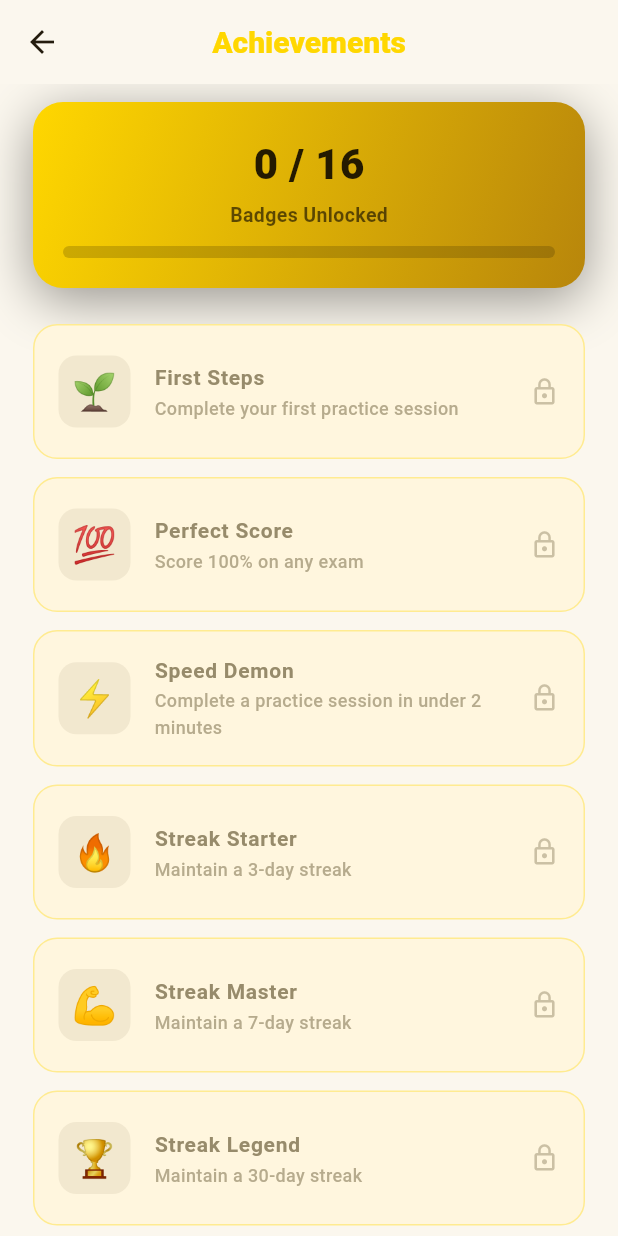
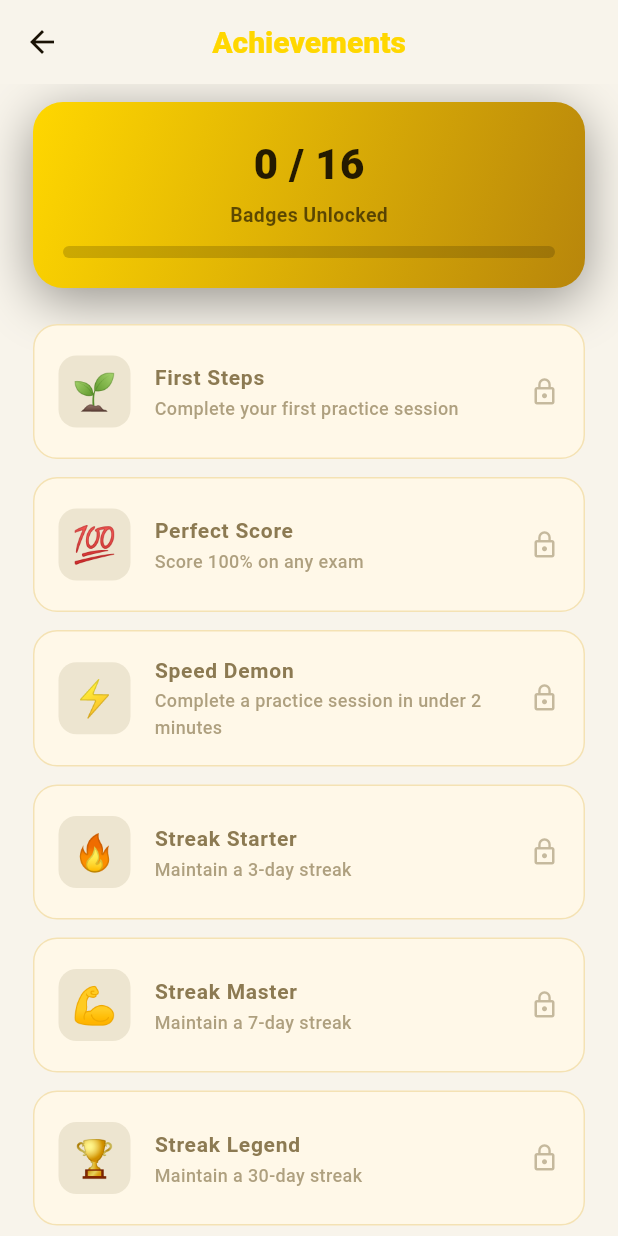
Before and after one commit to Cyberboyone/fulafiacbt, a Flutter app: the BadgesScreen screen opened by its route, on a phone screen of 412 x 824 dp. Run offline on Flutter 3.47's test engine with Material 3 defaults, Android fonts, the phone set to English and light mode, and no system bars; our stand-ins replace audioplayers, connectivity_plus, firebase_analytics, firebase_core, google_mobile_ads, hive_flutter and 3 more; accounts and stored records are empty; Roboto replaces fonts that are missing (Nunito); statements that could not run were skipped.

Commit message:
fix: improve light mode palette with better contrast and readability

```diff
--- a/lib/config/theme.dart
+++ b/lib/config/theme.dart
@@ -57,7 +57,6 @@ class _Palette {
 }
 
 class AppColors {
-  // â”€â”€ Runtime mode flag (swapped by the app root) â”€â”€
   static bool isDark = true;
 
   static const _Palette _darkPalette = _Palette(
@@ -97,36 +96,36 @@ class AppColors {
   );
 
   static const _Palette _lightPalette = _Palette(
-    background: Color(0xFFFBF7EE),
+    background: Color(0xFFF8F4EB),
     surface: Color(0xFFFFFFFF),
-    card: Color(0xFFF4EBD7),
-    glassBg: Color(0xFFFFF6DE),
-    glassBorder: Color(0x59FFD700),
-    foreground: Color(0xFF241C0E),
-    textPrimary: Color(0xFF241C0E),
-    textSecondary: Color(0xFF6B5D3F),
-    textMuted: Color(0xFF978B6B),
-    muted: Color(0xFFF2E8CF),
-    border: Color(0xFFE4D5A8),
-    divider: Color(0xFFF0E7D0),
-    correctLight: Color(0xFFE2F8EC),
-    incorrectLight: Color(0xFFFFE9EA),
-    warningLight: Color(0xFFFFF3E1),
-    goldLight: Color(0xFFFFF4D8),
-    xpLight: Color(0xFFFFF0C4),
-    streakLight: Color(0xFFFFF0C4),
-    coinsLight: Color(0xFFFFF4D8),
-    sky: Color(0xFFFFF4D8),
-    peach: Color(0xFFFFEDCF),
-    mint: Color(0xFFFFFBE8),
-    lavender: Color(0xFFFFF6D8),
+    card: Color(0xFFFDF9F0),
+    glassBg: Color(0xFFFFF8E8),
+    glassBorder: Color(0x40D4A017),
+    foreground: Color(0xFF1A1205),
+    textPrimary: Color(0xFF1A1205),
+    textSecondary: Color(0xFF5C4A1E),
+    textMuted: Color(0xFF8C7A52),
+    muted: Color(0xFFEDE5D0),
+    border: Color(0xFFD4C9A8),
+    divider: Color(0xFFE8DCC4),
+    correctLight: Color(0xFFD4EDDA),
+    incorrectLight: Color(0xFFF8D7DA),
+    warningLight: Color(0xFFFFF3CD),
+    goldLight: Color(0xFFFFF0C8),
+    xpLight: Color(0xFFFFECB3),
+    streakLight: Color(0xFFFFECB3),
+    coinsLight: Color(0xFFFFF0C8),
+    sky: Color(0xFFD6EAF8),
+    peach: Color(0xFFFCE4D6),
+    mint: Color(0xFFD5F5E3),
+    lavender: Color(0xFFE8DAEF),
     darkGradient: LinearGradient(
-      colors: [Color(0xFFFFFBF1), Color(0xFFFFF5DE)],
+      colors: [Color(0xFFF8F4EB), Color(0xFFF0E8D5)],
       begin: Alignment.topCenter,
       end: Alignment.bottomCenter,
     ),
     glassGradient: LinearGradient(
-      colors: [Color(0x14FFD700), Color(0x0DFFFFFF)],
+      colors: [Color(0x1AD4A017), Color(0x0DFFFFFF)],
       begin: Alignment.topLeft,
       end: Alignment.bottomRight,
     ),
@@ -134,41 +133,41 @@ class AppColors {
 
   static _Palette get _c => isDark ? _darkPalette : _lightPalette;
 
-  // â”€â”€ Primary (Gold) â”€â”€
+  // Primary (Gold)
   static const Color primary = Color(0xFFFFD700);
   static const Color primaryLight = Color(0xFFFFE566);
   static const Color primaryDark = Color(0xFFB8860B);
   static const Color onPrimary = Color(0xFF241A00);
 
-  // â”€â”€ Secondary (Amber) â”€â”€
+  // Secondary (Amber)
   static const Color secondary = Color(0xFFFFB300);
   static const Color secondaryLight = Color(0xFFFFCA56);
 
-  // â”€â”€ Accent (Gold) â”€â”€
+  // Accent (Gold)
   static const Color accent = Color(0xFFFFD700);
   static const Color accentLight = Color(0xFFFFE566);
 
-  // â”€â”€ Backgrounds â”€â”€
+  // Backgrounds
   static Color get background => _c.background;
   static Color get surface => _c.surface;
   static Color get card => _c.card;
 
-  // â”€â”€ Glass â”€â”€
+  // Glass
   static Color get glassBg => _c.glassBg;
   static Color get glassBorder => _c.glassBorder;
 
-  // â”€â”€ Text â”€â”€
+  // Text
   static Color get foreground => _c.foreground;
   static Color get textPrimary => _c.textPrimary;
   static Color get textSecondary => _c.textSecondary;
   static Color get textMuted => _c.textMuted;
 
-  // â”€â”€ Muted / Borders â”€â”€
+  // Muted / Borders
   static Color get muted => _c.muted;
   static Color get border => _c.border;
   static Color get divider => _c.divider;
 
-  // â”€â”€ Semantic States â”€â”€
+  // Semantic States
   static const Color correct = Color(0xFF00E676);
   static Color get correctLight => _c.correctLight;
   static const Color incorrect = Color(0xFFFF5252);
@@ -177,7 +176,7 @@ class AppColors {
   static Color get warningLight => _c.warningLight;
   static const Color destructive = Color(0xFFFF5252);
 
-  // â”€â”€ Gamification â”€â”€
+  // Gamification
   static const Color gold = Color(0xFFFFD700);
   static Color get goldLight => _c.goldLight;
   static const Color xp = Color(0xFFFFD166);
@@ -187,7 +186,7 @@ class AppColors {
   static const Color coins = Color(0xFFFFD700);
   static Color get coinsLight => _c.coinsLight;
 
-  // â”€â”€ Legacy aliases â”€â”€
+  // Legacy aliases
   static Color get navy => _c.background;
   static const Color orange = accent;
   static Color get cream => _c.background;
@@ -199,7 +198,7 @@ class AppColors {
   static Color get lavender => _c.lavender;
   static const Color cardShadow = Color(0x1AFFD700);
 
-  // â”€â”€ Shadows â”€â”€
+  // Shadows
   static final List<BoxShadow> clayShadow = [
     BoxShadow(
       offset: const Offset(0, 4),
@@ -237,7 +236,7 @@ class AppColors {
     ),
   ];
 
-  // â”€â”€ Gradients â”€â”€
+  // Gradients
   static const LinearGradient primaryGradient = LinearGradient(
     colors: [Color(0xFFFFD700), Color(0xFFB8860B)],
     begin: Alignment.topLeft,
@@ -279,15 +278,12 @@ class AppColors {
 }
 
 class AppTheme {
-  // Automatic light/dark switching based on the device's local time zone.
-  // Daytime (light) runs from [_dayStartHour] to [_nightStartHour]; otherwise dark.
   static const int _dayStartHour = 6;
   static const int _nightStartHour = 18;
 
   static bool isNight(DateTime now) =>
       now.hour < _dayStartHour || now.hour >= _nightStartHour;
 
-  /// True when the current local time should use the dark theme.
   static bool get isDarkByTime => isNight(DateTime.now());
 
   static final ThemeData darkTheme = _buildTheme(dark: true);
@@ -493,8 +489,6 @@ class AppTheme {
   }
 }
 
-/// Inherited scope exposing the current light/dark mode so that any widget
-/// tree can subscribe to palette changes simply by reading [AppThemeScope.isDark].
 class AppThemeScope extends InheritedWidget {
   const AppThemeScope({
     super.key,
```
